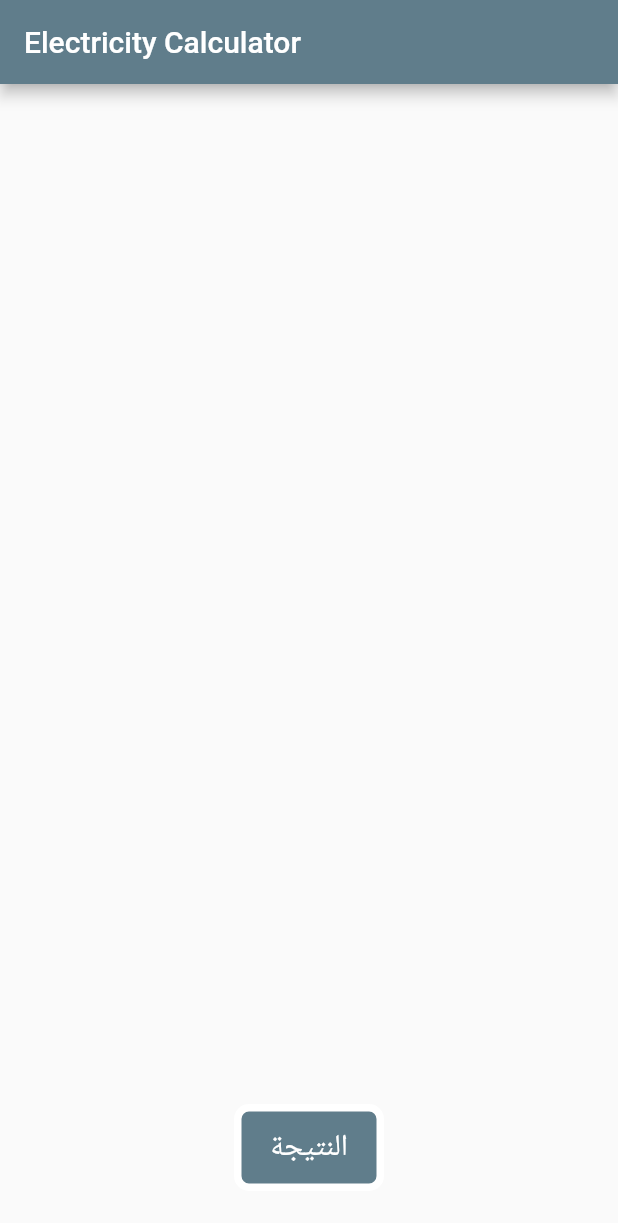
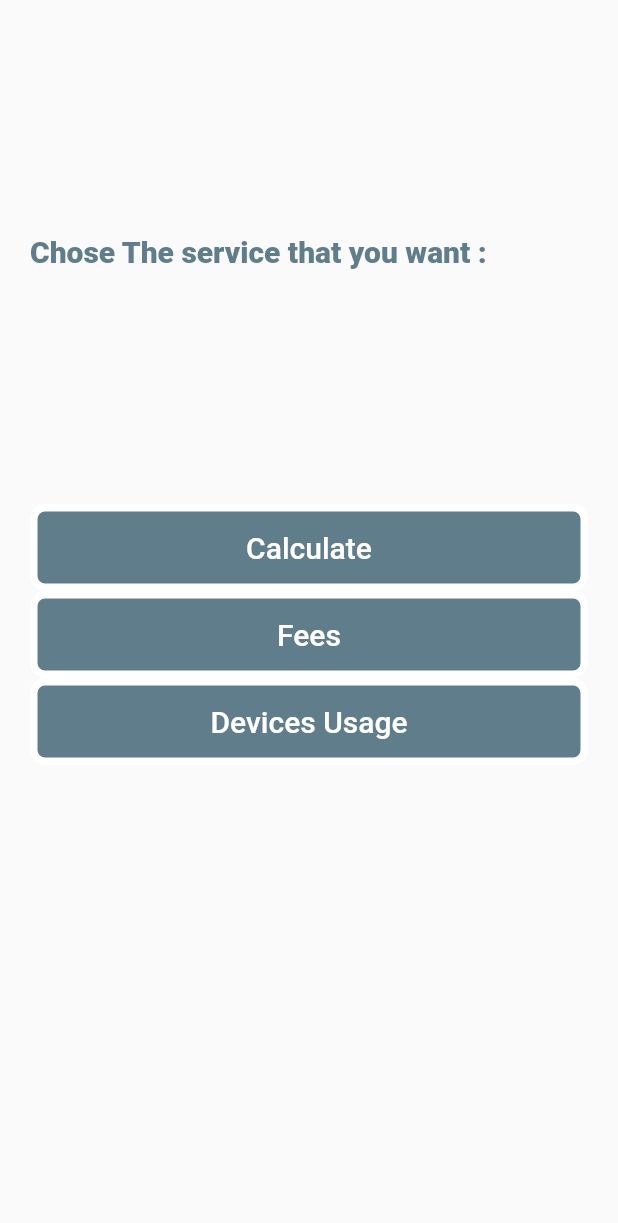
Before and after one commit to bsho5/Electricity-App, a Flutter app: the screen it shows after launch, on a phone screen of 412 x 824 dp. Shown: the top 1223 px of the screen. Run offline on Flutter 3.47's test engine with Material 2 defaults, Android fonts, the phone set to English and light mode, and no system bars; our stand-ins replace firebase_core, firebase_remote_config; accounts and stored records are empty; statements that could not run were skipped.

Commit message:
I added the welcome screen with the services screens

```diff
--- a/lib/main.dart
+++ b/lib/main.dart
@@ -1,3 +1,4 @@
+import 'package:electricity_app/view/screens/splash_screen.dart';
 import 'package:firebase_core/firebase_core.dart';
 import 'package:firebase_remote_config/firebase_remote_config.dart';
 import 'package:flutter/material.dart';
@@ -5,7 +6,7 @@ import 'package:flutter/material.dart';
 import 'service/remote_config_service.dart';
 import 'view/screens/my_home_page.dart';
 
-Future main() async{
+Future main() async {
   WidgetsFlutterBinding.ensureInitialized();
   await Firebase.initializeApp();
   runApp(const MyApp());
@@ -20,16 +21,7 @@ class MyApp extends StatelessWidget {
       theme: ThemeData(
         primarySwatch: Colors.blueGrey,
       ),
-      home: FutureBuilder<RemoteConfig>(
-      future: setupRemoteConfig(),
-      builder: (BuildContext context, AsyncSnapshot<RemoteConfig> snapshot) {
-        return snapshot.hasData
-            ? MyHomePage(remoteConfig: snapshot.requireData)
-            : Container(
-               color: Colors.blueGrey,
-              );
-      },
-    ),
+      home: const SplashScreen()
     );
   }
 }
--- /dev/null
+++ b/lib/view/screens/welcome_page.dart
@@ -0,0 +1,104 @@
+import 'package:electricity_app/constants.dart';
+import 'package:electricity_app/service/remote_config_service.dart';
+import 'package:electricity_app/view/screens/fees_page.dart';
+import 'package:electricity_app/view/widgets/custom_button.dart';
+import 'package:electricity_app/view/widgets/custom_text.dart';
+import 'package:firebase_remote_config/firebase_remote_config.dart';
+import 'package:flutter/material.dart';
+
+import 'devices_usage_page.dart';
+import 'my_home_page.dart';
+
+class WelcomePage extends StatelessWidget {
+  const WelcomePage({Key? key}) : super(key: key);
+
+  @override
+  Widget build(BuildContext context) {
+    return Scaffold(
+      body: SafeArea(
+        child: FutureBuilder<RemoteConfig>(
+          future: setupRemoteConfig(),
+          builder:
+              (BuildContext context, AsyncSnapshot<RemoteConfig> snapshot) {
+            return Padding(
+              padding: const EdgeInsets.only(left: 20, right: 20),
+              child: Column(
+                mainAxisAlignment: MainAxisAlignment.spaceEvenly,
+                children: [
+                  CustomText(
+                    text: 'Chose The service that you want :',
+                    color: primaryColor,
+                    fontSize: 20,
+                    fontWeight: FontWeight.w900,
+                  ),
+                  Column(
+                    crossAxisAlignment: CrossAxisAlignment.stretch,
+                    mainAxisAlignment: MainAxisAlignment.center,
+                    children: [
+                      NewWidget(
+                        text: 'Calculate',
+                        page: snapshot.hasData
+                            ? MyHomePage(remoteConfig: snapshot.requireData)
+                            : Container(),
+                        snapshot: snapshot,
+                      ),
+                      NewWidget(
+                        text: 'Fees',
+                        page: snapshot.hasData
+                            ? FeesPage(remoteConfig: snapshot.requireData)
+                            : Container(),
+                        snapshot: snapshot,
+                      ),
+                      NewWidget(
+                        text: 'Devices Usage',
+                        page: snapshot.hasData
+                            ? DevicesUsagePage(remoteConfig: snapshot.requireData)
+                            : Container(),
+                        snapshot: snapshot,
+                      ),
+                    ],
+                  ),
+                  const SizedBox(
+                    height: 1,
+                  )
+                ],
+              ),
+            );
+          },
+        ),
+      ),
+    );
+  }
+}
+
+class NewWidget extends StatelessWidget {
+  const NewWidget({
+    Key? key,
+    required this.snapshot,
+    required this.page, required this.text,
+  }) : super(key: key);
+  final AsyncSnapshot<RemoteConfig> snapshot;
+  final Widget page;
+  final String text;
+  @override
+  Widget build(BuildContext context) {
+    return CustomButton(
+        onPressed: () {
+          Navigator.push(
+              context,
+              MaterialPageRoute(
+                  builder: (context) => snapshot.hasData
+                      ? page
+                      : Container(
+                          color: Colors.white,
+                          child: const Center(
+                              child: SizedBox(
+                                  height: 50,
+                                  width: 50,
+                                  child: CircularProgressIndicator(
+                                    color: primaryColor,
+                                  ))))));
+        },
+        text: text);
+  }
+}
--- a/pubspec.yaml
+++ b/pubspec.yaml
@@ -36,6 +36,7 @@ dependencies:
   cupertino_icons: ^1.0.2
   firebase_core: ^1.5.0
   firebase_remote_config: ^0.10.0+4
+  intl: ^0.17.0
 
 dev_dependencies:
   flutter_test:
```
Also changed, not shown: lib/view/screens/devices_usage_page.dart (added, +64 -0 lines), lib/view/screens/fees_page.dart (added, +93 -0 lines), lib/view/screens/splash_screen.dart (added, +38 -0 lines), pubspec.lock.
